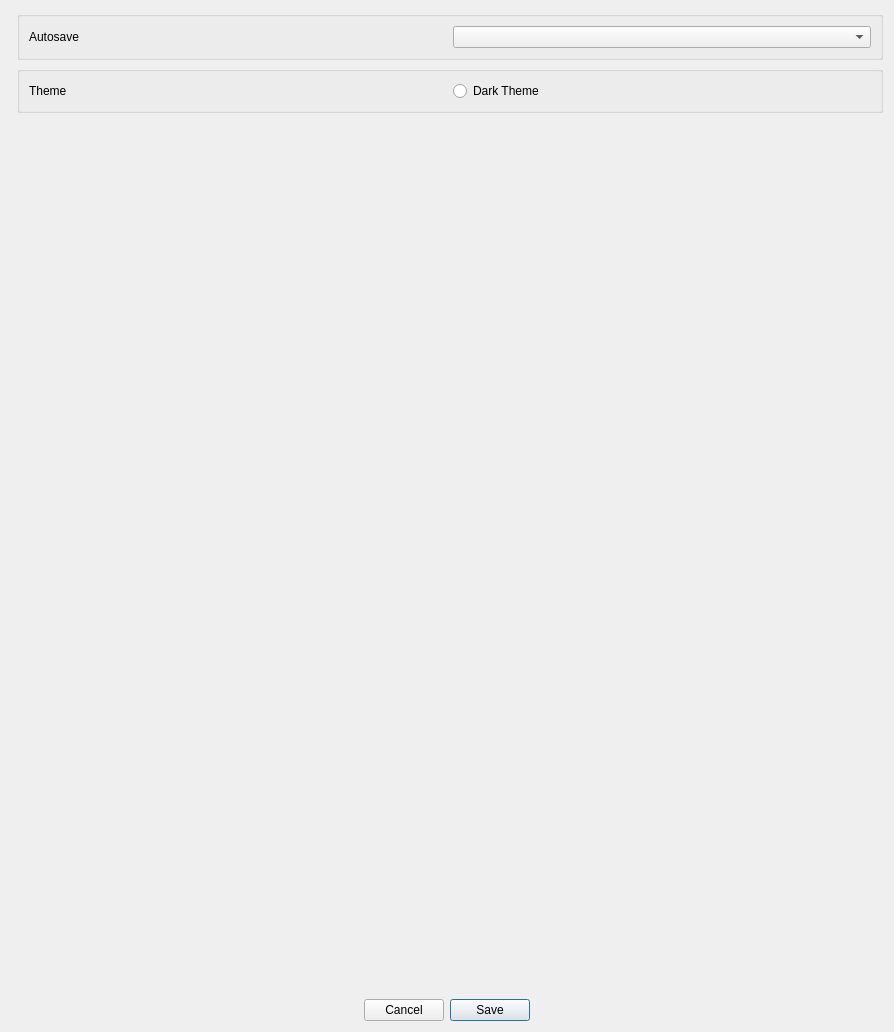
First picture: the form in src/main/python/unote/ui/preferences_gui.ui, repository stroblme/UNote, before the edit.
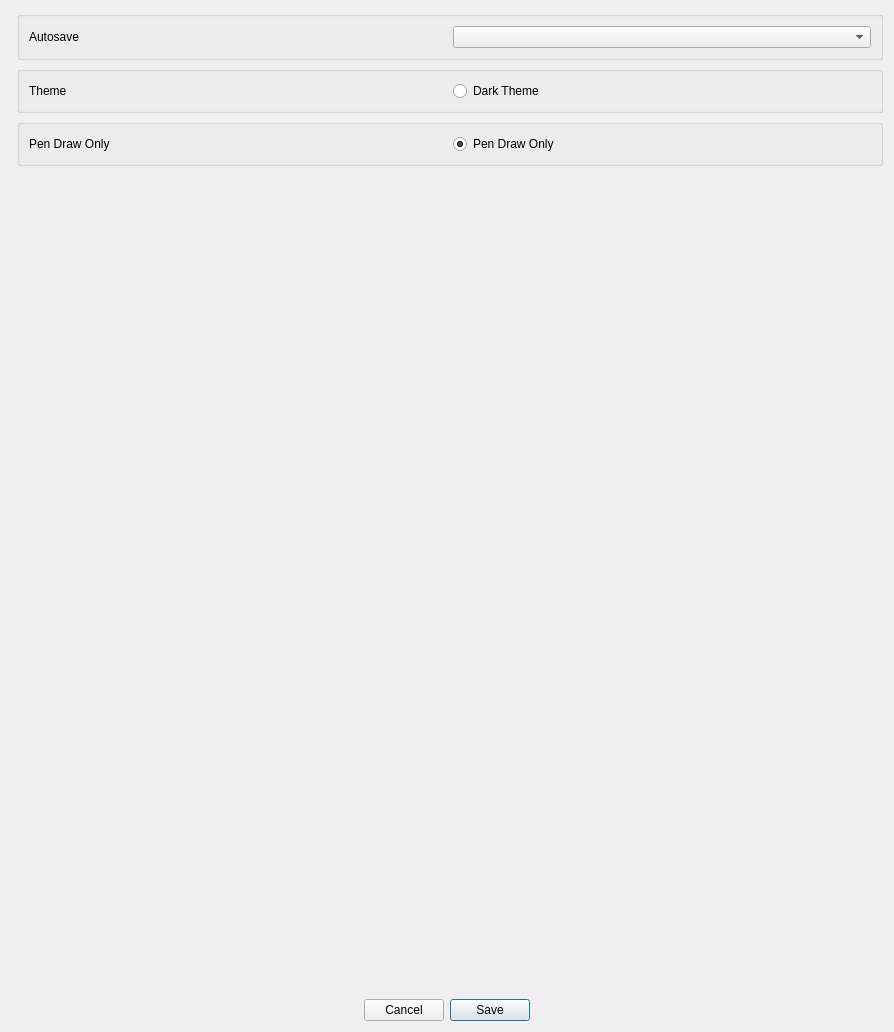
Second picture: the form after the edit.

Commit message: preference option

What changed in the file:
```diff
--- a/src/main/python/unote/ui/preferences_gui.ui
+++ b/src/main/python/unote/ui/preferences_gui.ui
@@ -64,6 +64,35 @@
          </layout>
         </widget>
        </item>
+       <item row="2" column="1">
+        <widget class="QGroupBox" name="horizontalGroupBox">
+         <property name="sizePolicy">
+          <sizepolicy hsizetype="Preferred" vsizetype="Minimum">
+           <horstretch>0</horstretch>
+           <verstretch>0</verstretch>
+          </sizepolicy>
+         </property>
+         <layout class="QHBoxLayout" name="horizontalLayout_4">
+          <item>
+           <widget class="QLabel" name="labelPenDraw">
+            <property name="text">
+             <string>Pen Draw Only</string>
+            </property>
+           </widget>
+          </item>
+          <item>
+           <widget class="QRadioButton" name="radioButtonPenOnly">
+            <property name="text">
+             <string>Pen Draw Only</string>
+            </property>
+            <property name="checked">
+             <bool>true</bool>
+            </property>
+           </widget>
+          </item>
+         </layout>
+        </widget>
+       </item>
       </layout>
      </item>
      <item>
```
The commit also changes 5 other files.
